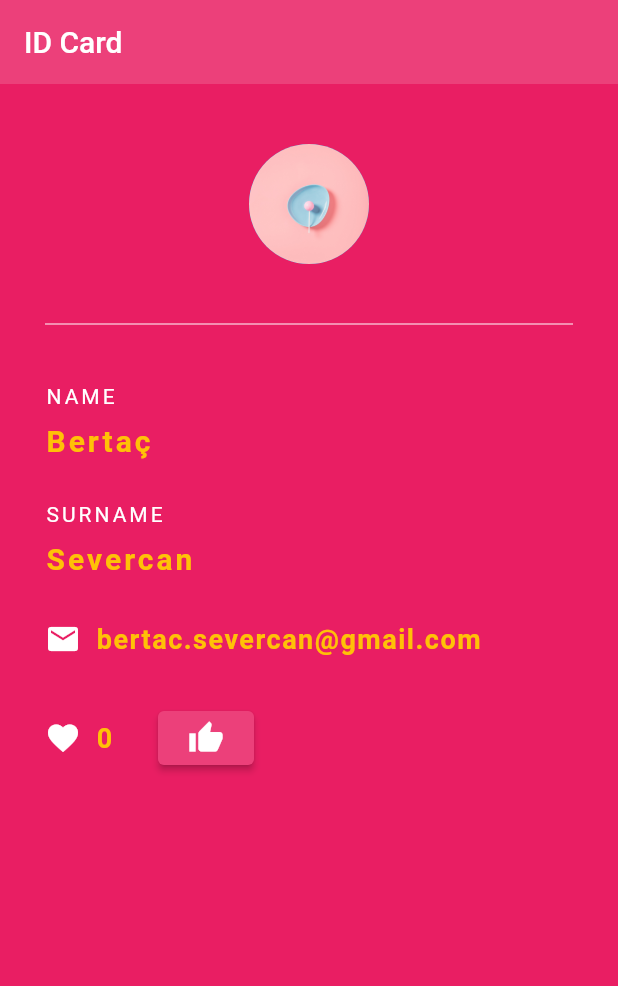
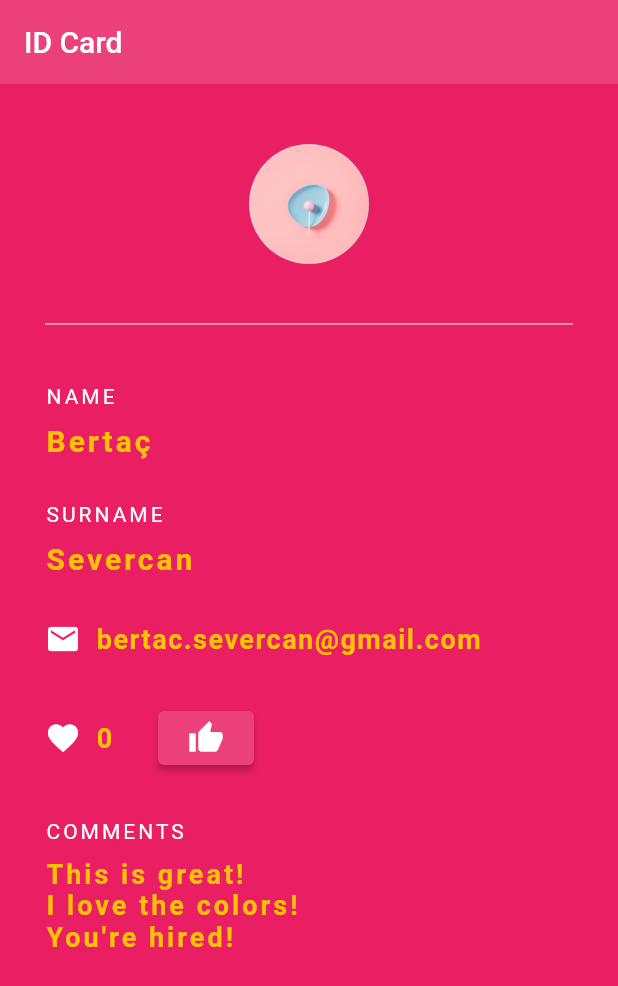
Before and after one commit to bertacsevercan/practice-flutter-app, a Flutter app: the screen it shows after launch, on a phone screen of 412 x 824 dp. Shown: the top 986 px of the screen. Run offline on Flutter 3.47's test engine with Material 2 defaults, Android fonts, the phone set to English and light mode, and no system bars.

Commit message:
add comment list widget

```diff
--- a/app/lib/id_card.dart
+++ b/app/lib/id_card.dart
@@ -25,7 +25,9 @@ class _IDCardState extends State<IDCard> {
             _Name(),
             _Surname(),
             _Email(),
-            _Likes()
+            _Likes(),
+            _CommentLabel(),
+            _Comment()
           ],
         ),
       ),
@@ -152,7 +154,9 @@ class __LikesState extends State<_Likes> {
   int likes = 0;
   @override
   Widget build(BuildContext context) {
-    return Row(
+    return Column(
+      children: [
+        Row(
           children: <Widget>[
             Icon(
               Icons.favorite,
@@ -178,6 +182,57 @@ class __LikesState extends State<_Likes> {
               child: Icon(Icons.thumb_up),
             )
           ],
+        ),
+        SizedBox(
+          height: 30.0,
+        ),
+      ],
     );
   }
 }
+
+class _Comment extends StatefulWidget {
+  @override
+  __CommentState createState() => __CommentState();
+}
+
+class _CommentLabel extends StatelessWidget {
+  @override
+  Widget build(BuildContext context) {
+    return Column(
+        crossAxisAlignment: CrossAxisAlignment.start,
+        children: <Widget>[
+          Text(
+            "COMMENTS",
+            style: TextStyle(letterSpacing: 2.0, color: Colors.white),
+          ),
+          SizedBox(
+            height: 10.0,
+          ),
+        ]);
+  }
+}
+
+class __CommentState extends State<_Comment> {
+  List<String> comments = [
+    "This is great!",
+    "I love the colors!",
+    "You're hired!"
+  ];
+  @override
+  Widget build(BuildContext context) {
+    return Column(
+      crossAxisAlignment: CrossAxisAlignment.start,
+      children: comments
+          .map((comment) => Text(
+                "$comment",
+                style: TextStyle(
+                    letterSpacing: 2.0,
+                    color: Colors.amber,
+                    fontSize: 18.0,
+                    fontWeight: FontWeight.bold),
+              ))
+          .toList(),
+    );
+  }
+}
```
Lines whose indentation alone changed are shown as unchanged.
